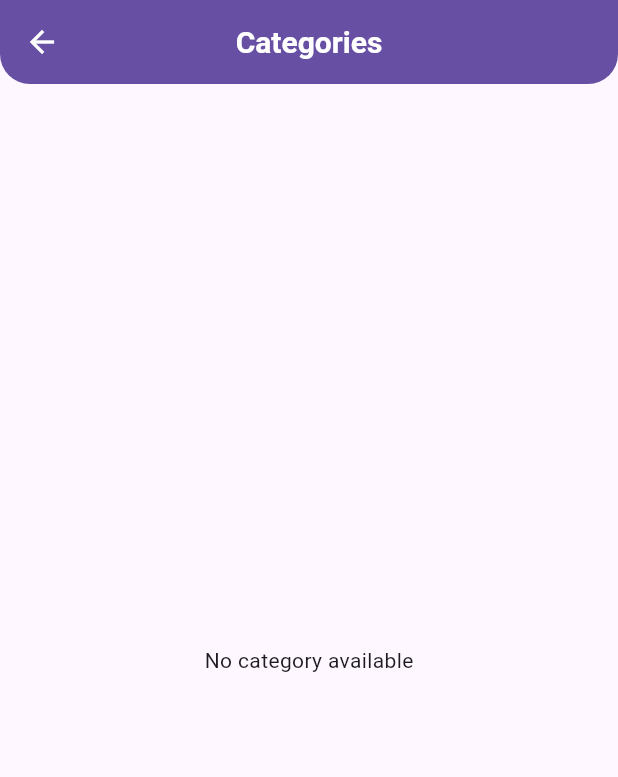
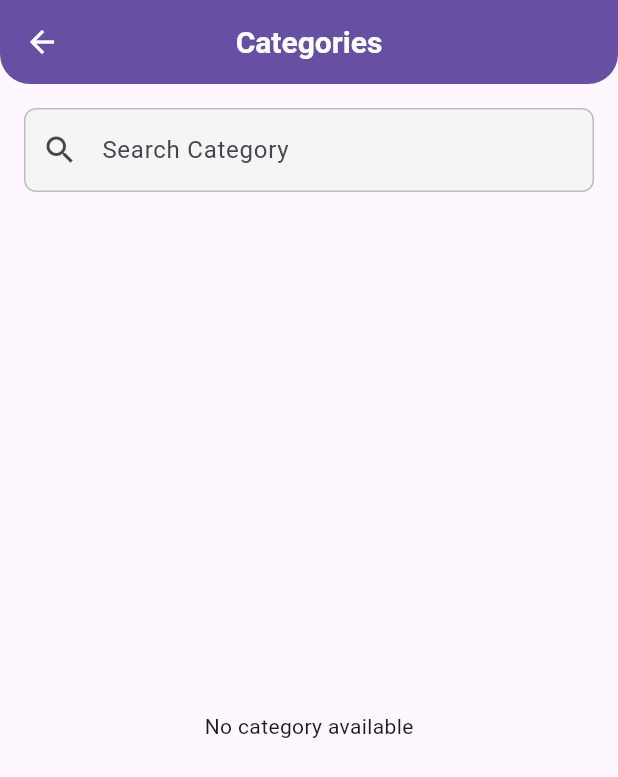
Before and after one commit to dkofficial24/sanitary_mart, a Flutter app: the CategoryScreen screen opened directly, on a phone screen of 412 x 824 dp. Shown: the top 777 px of the screen. Run offline on Flutter 3.47's test engine with Material 3 defaults, Android fonts, the phone set to English and light mode, and no system bars; our stand-ins replace cached_network_image, cloud_firestore, firebase_analytics, firebase_auth, firebase_core, firebase_crashlytics and 12 more; missing offline and left inert: molten_navigationbar_flutter; accounts and stored records are empty.

Commit message:
- local search feature for category, brand and product - sliver ui

```diff
--- a/lib/brand/provider/brand_provider.dart
+++ b/lib/brand/provider/brand_provider.dart
@@ -18,6 +18,7 @@ class BrandProvider extends ChangeNotifier {
   ProviderState get state => _state;
 
   String? get error => _error;
+  List<Brand> filteredBrandList = [];
 
 
   Future<void> getBrandsByCategory(String categoryId) async {
@@ -27,7 +28,7 @@ class BrandProvider extends ChangeNotifier {
       notifyListeners();
 
       _brandList = await firebaseService.getBrandsByCategory(categoryId);
-
+      filteredBrandList = _brandList;
       _state = ProviderState.idle;
     } catch (e) {
       _error = 'Failed to fetch items: $e';
@@ -37,4 +38,16 @@ class BrandProvider extends ChangeNotifier {
     }
   }
 
+  void filterBrands(String query) {
+    if (query.isEmpty) {
+      filteredBrandList = _brandList;
+    } else {
+      filteredBrandList = _brandList
+          .where((category) =>
+          category.name.toLowerCase().contains(query.toLowerCase()))
+          .toList();
+    }
+    notifyListeners();
+  }
+
 }
--- a/lib/category/provider/category_provider.dart
+++ b/lib/category/provider/category_provider.dart
@@ -9,12 +9,15 @@ class CategoryProvider extends ChangeNotifier {
   CategoryProvider(this.firebaseService);
 
   List<Category> _categoryList = [];
+  List<Category> _filteredCategoryList = [];
   ProviderState _state = ProviderState.idle;
   ProviderState get state => _state;
 
   String? _error;
 
   List<Category> get categoryList => _categoryList;
+
+  List<Category> get filteredCategoryList => _filteredCategoryList;
 
   String? get error => _error;
 
@@ -23,6 +26,7 @@ class CategoryProvider extends ChangeNotifier {
       _state = ProviderState.loading;
       notifyListeners();
       _categoryList = await firebaseService.getCategories();
+      _filteredCategoryList = _categoryList;
       _state = ProviderState.idle;
     } catch (e) {
       _error = 'Failed to fetch items: $e';
@@ -31,4 +35,16 @@ class CategoryProvider extends ChangeNotifier {
       notifyListeners();
     }
   }
+
+  void filterCategories(String query) {
+    if (query.isEmpty) {
+      _filteredCategoryList = _categoryList;
+    } else {
+      _filteredCategoryList = _categoryList
+          .where((category) =>
+          category.name.toLowerCase().contains(query.toLowerCase()))
+          .toList();
+    }
+    notifyListeners();
+  }
 }
--- a/lib/category/ui/screen/category_screen.dart
+++ b/lib/category/ui/screen/category_screen.dart
@@ -1,4 +1,3 @@
-import 'package:firebase_analytics/firebase_analytics.dart';
 import 'package:flutter/material.dart';
 import 'package:flutter/scheduler.dart';
 import 'package:get/get.dart';
@@ -7,24 +6,39 @@ import 'package:sanitary_mart/brand/screen/brand_screen.dart';
 import 'package:sanitary_mart/category/provider/category_provider.dart';
 import 'package:sanitary_mart/core/provider_state.dart';
 import 'package:sanitary_mart/core/widget/custom_app_bar.dart';
+import 'package:sanitary_mart/core/widget/search_text_field.widget.dart';
 import 'package:sanitary_mart/core/widget/shimmer_grid_list_widget.dart';
 import 'package:sanitary_mart/core/widget/widget.dart';
 
 class CategoryScreen extends StatefulWidget {
-  const CategoryScreen({super.key});
+  const CategoryScreen({Key? key}) : super(key: key);
 
   @override
   State<CategoryScreen> createState() => _CategoryScreenState();
 }
 
 class _CategoryScreenState extends State<CategoryScreen> {
+  final TextEditingController _searchController = TextEditingController();
+
   @override
   void initState() {
-    FirebaseAnalytics.instance.logEvent(name: 'category_tab');
+    super.initState();
+    _searchController.addListener(_onSearchChanged);
     SchedulerBinding.instance.addPostFrameCallback((timeStamp) {
       fetchCategories();
     });
-    super.initState();
+  }
+
+  @override
+  void dispose() {
+    _searchController.removeListener(_onSearchChanged);
+    _searchController.dispose();
+    super.dispose();
+  }
+
+  void _onSearchChanged() {
+    Provider.of<CategoryProvider>(context, listen: false)
+        .filterCategories(_searchController.text);
   }
 
   void fetchCategories() {
@@ -37,36 +51,57 @@ class _CategoryScreenState extends State<CategoryScreen> {
       appBar: const CustomAppBar(
         title: 'Categories',
       ),
-      body: Padding(
+      body: CustomScrollView(
+        slivers: <Widget>[
+          SliverToBoxAdapter(
+            child: Padding(
               padding: const EdgeInsets.all(16),
-        child: Consumer<CategoryProvider>(
+              child: CustomSearchTextField(
+                controller: _searchController,
+                hintText: 'Search Category',
+              ),
+            ),
+          ),
+
+          Consumer<CategoryProvider>(
             builder: (context, provider, child) {
               if (provider.state == ProviderState.loading) {
-              return const ShimmerGridListWidget();
+                return const SliverFillRemaining(
+                    child: Padding(
+                      padding: EdgeInsets.all(16),
+                      child: ShimmerGridListWidget(),
+                    )
+                );
               } else if (provider.state == ProviderState.error) {
-              return ErrorRetryWidget(
+                return SliverFillRemaining(
+                  child: ErrorRetryWidget(
                     onRetry: () {
                       fetchCategories();
                     },
+                  ),
                 );
               }
 
-            if (provider.categoryList.isEmpty) {
-              return const Center(
+              if (provider.filteredCategoryList.isEmpty) {
+                return const SliverFillRemaining(
+                  child: Center(
                     child: Text('No category available'),
+                  ),
                 );
               }
 
-            return GridView.builder(
+              return SliverPadding(
+                padding: const EdgeInsets.symmetric(horizontal: 16.0),
+                sliver: SliverGrid(
                   gridDelegate: const SliverGridDelegateWithFixedCrossAxisCount(
                     crossAxisCount: 2,
                     crossAxisSpacing: 16.0,
                     mainAxisSpacing: 16.0,
                     childAspectRatio: 1.0,
                   ),
-              itemCount: provider.categoryList.length,
-              itemBuilder: (context, index) {
-                final category = provider.categoryList[index];
+                  delegate: SliverChildBuilderDelegate(
+                    (BuildContext context, int index) {
+                      final category = provider.filteredCategoryList[index];
                       return GridItemWidget(
                         name: category.name,
                         image: category.imagePath ?? '',
@@ -75,9 +110,13 @@ class _CategoryScreenState extends State<CategoryScreen> {
                         },
                       );
                     },
+                    childCount: provider.filteredCategoryList.length,
+                  ),
+                ),
               );
             },
           ),
+        ],
       ),
     );
   }
--- /dev/null
+++ b/lib/core/widget/search_text_field.widget.dart
@@ -0,0 +1,39 @@
+import 'package:flutter/material.dart';
+
+class CustomSearchTextField extends StatelessWidget {
+  final TextEditingController controller;
+  final String hintText;
+  final ValueChanged<String>? onChanged;
+
+  const CustomSearchTextField({super.key,
+    required this.controller,
+    required this.hintText,
+    this.onChanged,
+  });
+
+  @override
+  Widget build(BuildContext context) {
+    return TextField(
+      controller: controller,
+      onChanged: onChanged,
+      decoration: InputDecoration(
+        hintText: hintText,
+        prefixIcon: Icon(Icons.search),
+        border: OutlineInputBorder(
+          borderRadius: BorderRadius.circular(8.0),
+          borderSide: BorderSide(color: Colors.grey.shade400),
+        ),
+        focusedBorder: OutlineInputBorder(
+          borderRadius: BorderRadius.circular(8.0),
+          borderSide: BorderSide(color: Theme.of(context).primaryColor),
+        ),
+        enabledBorder: OutlineInputBorder(
+          borderRadius: BorderRadius.circular(8.0),
+          borderSide: BorderSide(color: Colors.grey.shade400),
+        ),
+        filled: true,
+        fillColor: Colors.grey.shade100,
+      ),
+    );
+  }
+}
```
Also changed, not shown: lib/brand/screen/brand_screen.dart (+52 -13 lines), lib/product/provider/product_provider.dart (+17 -2 lines), lib/product/ui/screen/product_list_screen.dart (+63 -24 lines). Lines whose indentation alone changed are shown as unchanged.
